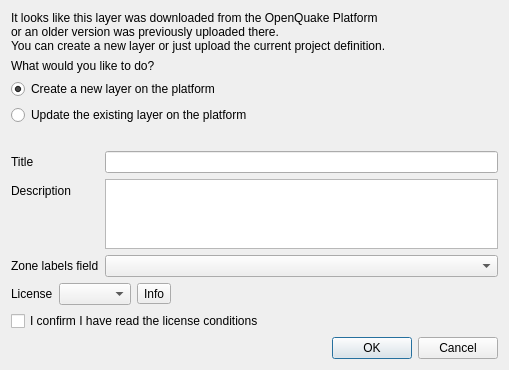
First picture: the form in svir/ui/ui_upload_settings.ui, repository gem/oq-irmt-qgis, before the edit.
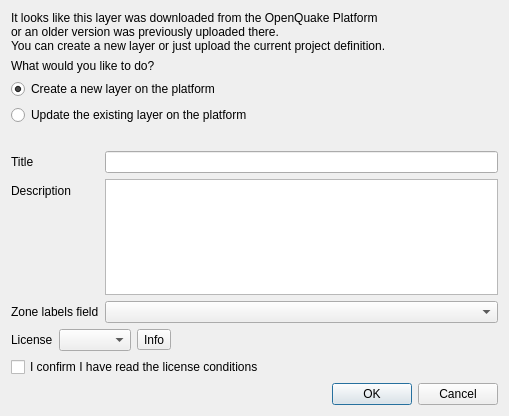
Second picture: the form after the edit. Icons and pictures are not drawn.

What changed in the file:
```diff
--- a/svir/ui/ui_upload_settings.ui
+++ b/svir/ui/ui_upload_settings.ui
@@ -7,7 +7,7 @@
     <x>0</x>
     <y>0</y>
     <width>509</width>
-    <height>369</height>
+    <height>416</height>
    </rect>
   </property>
   <property name="windowTitle">
```
Left out of the diff: 4 changed lines with no effect on the pictures. Lines whose indentation alone changed are shown as unchanged.
